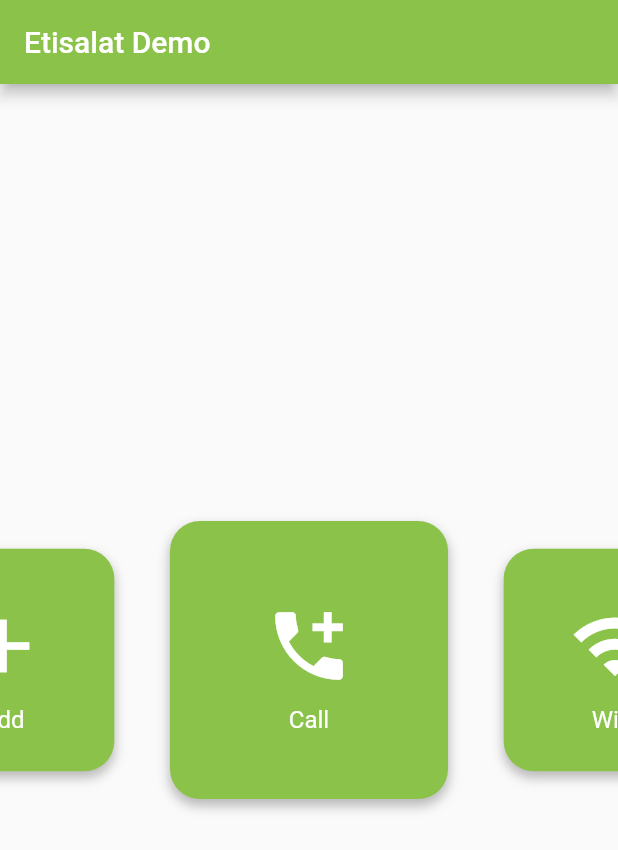
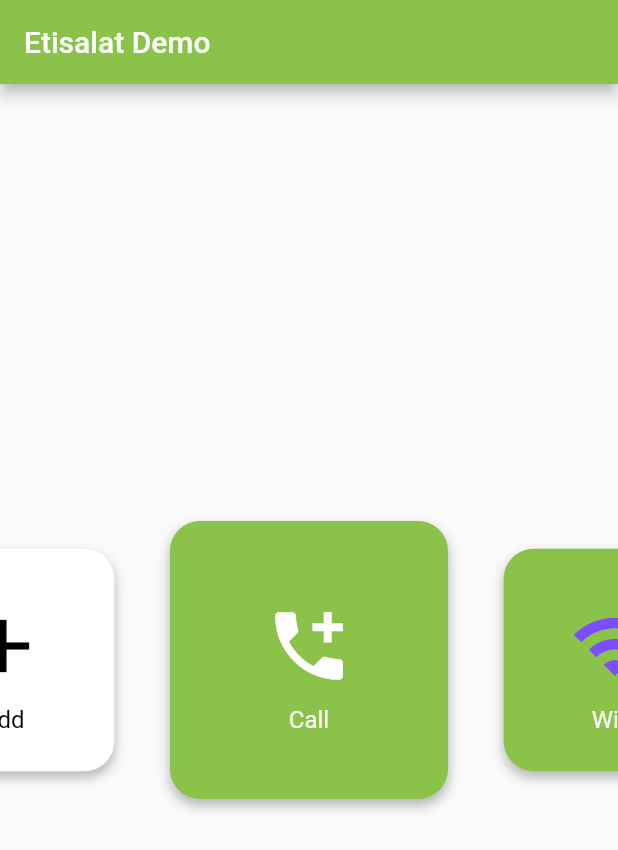
Before and after one commit to abdelrahmanbonna/EtisalatTestApp, a Flutter app: the screen it shows after launch, on a phone screen of 412 x 824 dp. Shown: the top 850 px of the screen. Run offline on Flutter 3.47's test engine with Material 2 defaults, Android fonts, the phone set to English and light mode, and no system bars.

Commit message:
small edits

```diff
--- a/lib/horizontal_card_carousel.dart
+++ b/lib/horizontal_card_carousel.dart
@@ -159,12 +159,8 @@
 
       Widget card = Positioned(
           top: _getTopPositon(cardHeight, widget.cardMaxHeight),
-          left: getCardLeftPadding(
-              cardWidth,
-              widget.cardMaxWidth,
-              widget.viewWidth,
-              i,
-              selectedIndex), //TODO change this to your layout
+          left: getCardLeftPadding(cardWidth, widget.cardMaxWidth,
+              widget.viewWidth, i, selectedIndex),
           child: Opacity(
             opacity: _getOpacity(i),
             child: Container(
--- a/lib/main.dart
+++ b/lib/main.dart
@@ -39,8 +39,6 @@
 
   @override
   Widget build(BuildContext context) {
-    var mediaQuery = MediaQuery.of(context);
-
     List<CardItem> items = [
       MenuCardItem(
         title: "Alarm",
@@ -51,6 +49,9 @@
         title: "Add",
         icon: Icons.add,
         iconSize: 60,
+        color: Colors.white,
+        titleColor: Colors.black,
+        iconColor: Colors.black,
       ),
       MenuCardItem(
         title: "Call",
@@ -61,13 +62,14 @@
         title: "WiFi",
         icon: Icons.wifi,
         iconSize: 60,
+        iconColor: Colors.deepPurpleAccent,
       ),
       MenuCardItem(
         title: "File",
         icon: Icons.attach_file,
         iconSize: 60,
         color: Colors.amber,
-        textColor: Colors.black,
+        titleColor: Colors.black,
         iconColor: Colors.black,
         fontSize: 25,
       ),
--- a/lib/widgets/menu_card_item.dart
+++ b/lib/widgets/menu_card_item.dart
@@ -5,13 +5,13 @@
 class MenuCardItem extends CardItem {
   final IconData icon;
   final String title;
-  final Color color, textColor, iconColor;
+  final Color color, titleColor, iconColor;
   final double iconSize, fontSize;
   MenuCardItem({
     this.iconColor = Colors.white,
     @required this.icon,
     @required this.title,
-    this.textColor = Colors.white,
+    this.titleColor = Colors.white,
     this.fontSize = 16,
     this.iconSize = 20,
     this.color = Colors.lightGreen,
@@ -47,7 +47,7 @@
               child: Text(
                 this.title,
                 style: TextStyle(
-                  color: textColor,
+                  color: titleColor,
                   fontSize: fontSize,
                 ),
               ),
```
